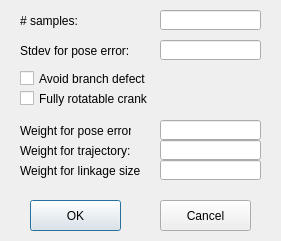
Before: the Qt Designer form KinematicDesign/LinkageSynthesisOptionDialog.ui in gnishida/KinematicDesign, drawn with Qt 5.
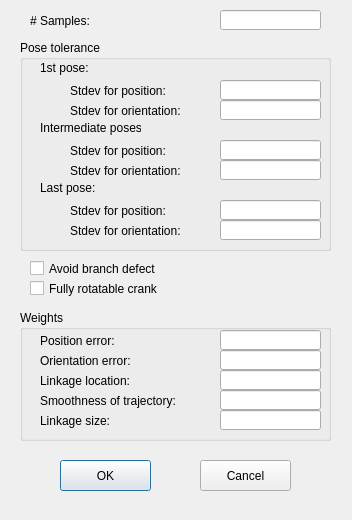
After: the same form once the commit is applied.

Diff of the .ui file:
```diff
--- a/KinematicDesign/LinkageSynthesisOptionDialog.ui
+++ b/KinematicDesign/LinkageSynthesisOptionDialog.ui
@@ -6,8 +6,8 @@
    <rect>
     <x>0</x>
     <y>0</y>
-    <width>281</width>
-    <height>241</height>
+    <width>352</width>
+    <height>520</height>
    </rect>
   </property>
   <property name="windowTitle">
@@ -16,54 +16,31 @@
   <widget class="QLabel" name="label">
    <property name="geometry">
     <rect>
-     <x>20</x>
+     <x>30</x>
      <y>10</y>
      <width>61</width>
      <height>21</height>
     </rect>
    </property>
    <property name="text">
-    <string># samples:</string>
+    <string># Samples:</string>
    </property>
   </widget>
   <widget class="QLineEdit" name="lineEditNumSamples">
    <property name="geometry">
     <rect>
-     <x>160</x>
+     <x>220</x>
      <y>10</y>
      <width>101</width>
      <height>20</height>
     </rect>
    </property>
   </widget>
-  <widget class="QLabel" name="label_2">
-   <property name="geometry">
-    <rect>
-     <x>20</x>
-     <y>40</y>
-     <width>121</width>
-     <height>21</height>
-    </rect>
-   </property>
-   <property name="text">
-    <string>Stdev for pose error:</string>
-   </property>
-  </widget>
-  <widget class="QLineEdit" name="lineEditStdDev">
-   <property name="geometry">
-    <rect>
-     <x>160</x>
-     <y>40</y>
-     <width>101</width>
-     <height>20</height>
-    </rect>
-   </property>
-  </widget>
   <widget class="QCheckBox" name="checkBoxAvoidBranchDefect">
    <property name="geometry">
     <rect>
-     <x>20</x>
-     <y>70</y>
+     <x>30</x>
+     <y>260</y>
      <width>131</width>
      <height>17</height>
     </rect>
@@ -75,8 +52,8 @@
   <widget class="QCheckBox" name="checkBoxRotatableCrank">
    <property name="geometry">
     <rect>
-     <x>20</x>
-     <y>90</y>
+     <x>30</x>
+     <y>280</y>
      <width>131</width>
      <height>17</height>
     </rect>
@@ -88,8 +65,8 @@
   <widget class="QPushButton" name="pushButtonOK">
    <property name="geometry">
     <rect>
-     <x>30</x>
-     <y>200</y>
+     <x>60</x>
+     <y>460</y>
      <width>91</width>
      <height>31</height>
     </rect>
@@ -101,8 +78,8 @@
   <widget class="QPushButton" name="pushButtonCancel">
    <property name="geometry">
     <rect>
-     <x>160</x>
-     <y>200</y>
+     <x>200</x>
+     <y>460</y>
      <width>91</width>
      <height>31</height>
     </rect>
@@ -111,34 +88,226 @@
     <string>Cancel</string>
    </property>
   </widget>
-  <widget class="QLineEdit" name="lineEditPoseErrorWeight">
+  <widget class="QGroupBox" name="groupBox">
    <property name="geometry">
     <rect>
-     <x>160</x>
+     <x>20</x>
+     <y>40</y>
+     <width>311</width>
+     <height>211</height>
+    </rect>
+   </property>
+   <property name="title">
+    <string>Pose tolerance</string>
+   </property>
+   <widget class="QLabel" name="label_2">
+    <property name="geometry">
+     <rect>
+      <x>50</x>
+      <y>40</y>
+      <width>131</width>
+      <height>21</height>
+     </rect>
+    </property>
+    <property name="text">
+     <string>Stdev for position:</string>
+    </property>
+   </widget>
+   <widget class="QLineEdit" name="lineEditStdDevPositionFirst">
+    <property name="geometry">
+     <rect>
+      <x>200</x>
+      <y>40</y>
+      <width>101</width>
+      <height>20</height>
+     </rect>
+    </property>
+   </widget>
+   <widget class="QLabel" name="label_6">
+    <property name="geometry">
+     <rect>
+      <x>50</x>
+      <y>100</y>
+      <width>101</width>
+      <height>21</height>
+     </rect>
+    </property>
+    <property name="text">
+     <string>Stdev for position:</string>
+    </property>
+   </widget>
+   <widget class="QLineEdit" name="lineEditStdDevPositionMiddle">
+    <property name="geometry">
+     <rect>
+      <x>200</x>
+      <y>100</y>
+      <width>101</width>
+      <height>20</height>
+     </rect>
+    </property>
+   </widget>
+   <widget class="QLabel" name="label_7">
+    <property name="geometry">
+     <rect>
+      <x>50</x>
+      <y>160</y>
+      <width>131</width>
+      <height>21</height>
+     </rect>
+    </property>
+    <property name="text">
+     <string>Stdev for position:</string>
+    </property>
+   </widget>
+   <widget class="QLineEdit" name="lineEditStdDevPositionLast">
+    <property name="geometry">
+     <rect>
+      <x>200</x>
+      <y>160</y>
+      <width>101</width>
+      <height>20</height>
+     </rect>
+    </property>
+   </widget>
+   <widget class="QLabel" name="label_8">
+    <property name="geometry">
+     <rect>
+      <x>20</x>
+      <y>20</y>
+      <width>51</width>
+      <height>16</height>
+     </rect>
+    </property>
+    <property name="text">
+     <string>1st pose:</string>
+    </property>
+   </widget>
+   <widget class="QLabel" name="label_9">
+    <property name="geometry">
+     <rect>
+      <x>50</x>
+      <y>60</y>
+      <width>131</width>
+      <height>21</height>
+     </rect>
+    </property>
+    <property name="text">
+     <string>Stdev for orientation:</string>
+    </property>
+   </widget>
+   <widget class="QLineEdit" name="lineEditStdDevOrientationFirst">
+    <property name="geometry">
+     <rect>
+      <x>200</x>
+      <y>60</y>
+      <width>101</width>
+      <height>20</height>
+     </rect>
+    </property>
+   </widget>
+   <widget class="QLabel" name="label_10">
+    <property name="geometry">
+     <rect>
+      <x>20</x>
+      <y>80</y>
+      <width>101</width>
+      <height>16</height>
+     </rect>
+    </property>
+    <property name="text">
+     <string>Intermediate poses:</string>
+    </property>
+   </widget>
+   <widget class="QLabel" name="label_11">
+    <property name="geometry">
+     <rect>
+      <x>50</x>
      <y>120</y>
+      <width>121</width>
+      <height>21</height>
+     </rect>
+    </property>
+    <property name="text">
+     <string>Stdev for orientation:</string>
+    </property>
+   </widget>
+   <widget class="QLineEdit" name="lineEditStdDevOrientationMiddle">
+    <property name="geometry">
+     <rect>
+      <x>200</x>
+      <y>120</y>
      <width>101</width>
      <height>20</height>
     </rect>
    </property>
   </widget>
+   <widget class="QLabel" name="label_12">
+    <property name="geometry">
+     <rect>
+      <x>20</x>
+      <y>140</y>
+      <width>101</width>
+      <height>16</height>
+     </rect>
+    </property>
+    <property name="text">
+     <string>Last pose:</string>
+    </property>
+   </widget>
+   <widget class="QLabel" name="label_13">
+    <property name="geometry">
+     <rect>
+      <x>50</x>
+      <y>180</y>
+      <width>131</width>
+      <height>21</height>
+     </rect>
+    </property>
+    <property name="text">
+     <string>Stdev for orientation:</string>
+    </property>
+   </widget>
+   <widget class="QLineEdit" name="lineEditStdDevOrientationLast">
+    <property name="geometry">
+     <rect>
+      <x>200</x>
+      <y>180</y>
+      <width>101</width>
+      <height>20</height>
+     </rect>
+    </property>
+   </widget>
+  </widget>
+  <widget class="QGroupBox" name="groupBox_2">
+   <property name="geometry">
+    <rect>
+     <x>20</x>
+     <y>310</y>
+     <width>311</width>
+     <height>131</height>
+    </rect>
+   </property>
+   <property name="title">
+    <string>Weights</string>
+   </property>
   <widget class="QLabel" name="label_3">
    <property name="geometry">
     <rect>
      <x>20</x>
-     <y>120</y>
+      <y>20</y>
      <width>111</width>
      <height>21</height>
     </rect>
    </property>
    <property name="text">
-    <string>Weight for pose error:</string>
-   </property>
-  </widget>
-  <widget class="QLineEdit" name="lineEditTrajectoryWeight">
+     <string>Position error:</string>
+    </property>
+   </widget>
+   <widget class="QLineEdit" name="lineEditPositionErrorWeight">
    <property name="geometry">
     <rect>
-     <x>160</x>
-     <y>140</y>
+      <x>200</x>
+      <y>20</y>
      <width>101</width>
      <height>20</height>
     </rect>
@@ -148,37 +317,94 @@
    <property name="geometry">
     <rect>
      <x>20</x>
-     <y>140</y>
-     <width>111</width>
+      <y>80</y>
+      <width>161</width>
      <height>21</height>
     </rect>
    </property>
    <property name="text">
-    <string>Weight for trajectory:</string>
+     <string>Smoothness of trajectory:</string>
+    </property>
+   </widget>
+   <widget class="QLineEdit" name="lineEditTrajectoryWeight">
+    <property name="geometry">
+     <rect>
+      <x>200</x>
+      <y>80</y>
+      <width>101</width>
+      <height>20</height>
+     </rect>
    </property>
   </widget>
   <widget class="QLabel" name="label_5">
    <property name="geometry">
     <rect>
      <x>20</x>
-     <y>160</y>
+      <y>100</y>
      <width>121</width>
      <height>21</height>
     </rect>
    </property>
    <property name="text">
-    <string>Weight for linkage size:</string>
+     <string>Linkage size:</string>
    </property>
   </widget>
   <widget class="QLineEdit" name="lineEditSizeWeight">
    <property name="geometry">
     <rect>
-     <x>160</x>
-     <y>160</y>
+      <x>200</x>
+      <y>100</y>
      <width>101</width>
      <height>20</height>
     </rect>
    </property>
+   </widget>
+   <widget class="QLabel" name="label_14">
+    <property name="geometry">
+     <rect>
+      <x>20</x>
+      <y>40</y>
+      <width>111</width>
+      <height>21</height>
+     </rect>
+    </property>
+    <property name="text">
+     <string>Orientation error:</string>
+    </property>
+   </widget>
+   <widget class="QLineEdit" name="lineEditOrientationErrorWeight">
+    <property name="geometry">
+     <rect>
+      <x>200</x>
+      <y>40</y>
+      <width>101</width>
+      <height>20</height>
+     </rect>
+    </property>
+   </widget>
+   <widget class="QLabel" name="label_15">
+    <property name="geometry">
+     <rect>
+      <x>20</x>
+      <y>60</y>
+      <width>111</width>
+      <height>21</height>
+     </rect>
+    </property>
+    <property name="text">
+     <string>Linkage location:</string>
+    </property>
+   </widget>
+   <widget class="QLineEdit" name="lineEditLinkageLocationWeight">
+    <property name="geometry">
+     <rect>
+      <x>200</x>
+      <y>60</y>
+      <width>101</width>
+      <height>20</height>
+     </rect>
+    </property>
+   </widget>
   </widget>
  </widget>
  <layoutdefault spacing="6" margin="11"/>
```
Lines whose indentation alone changed are shown as unchanged.
